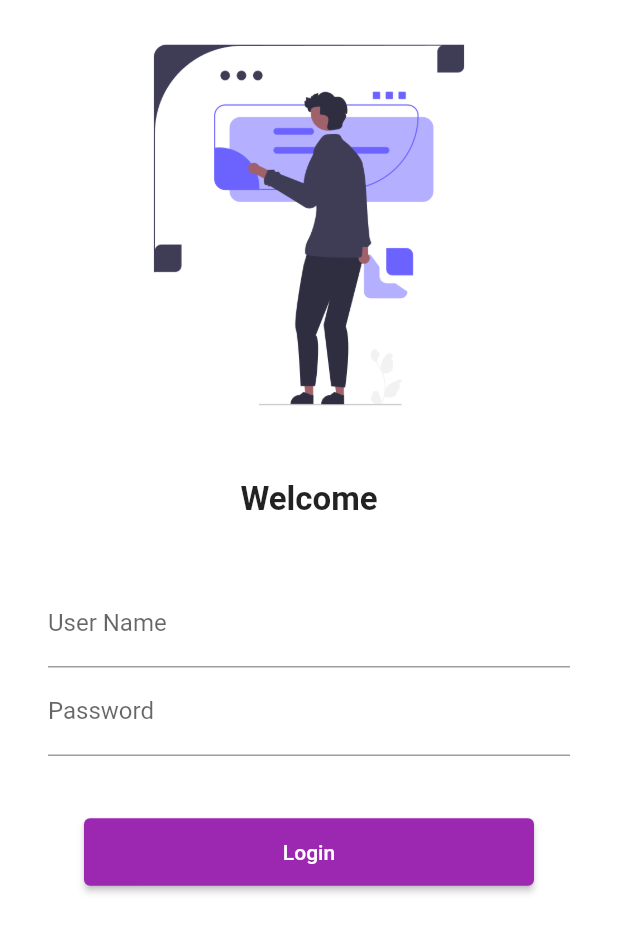
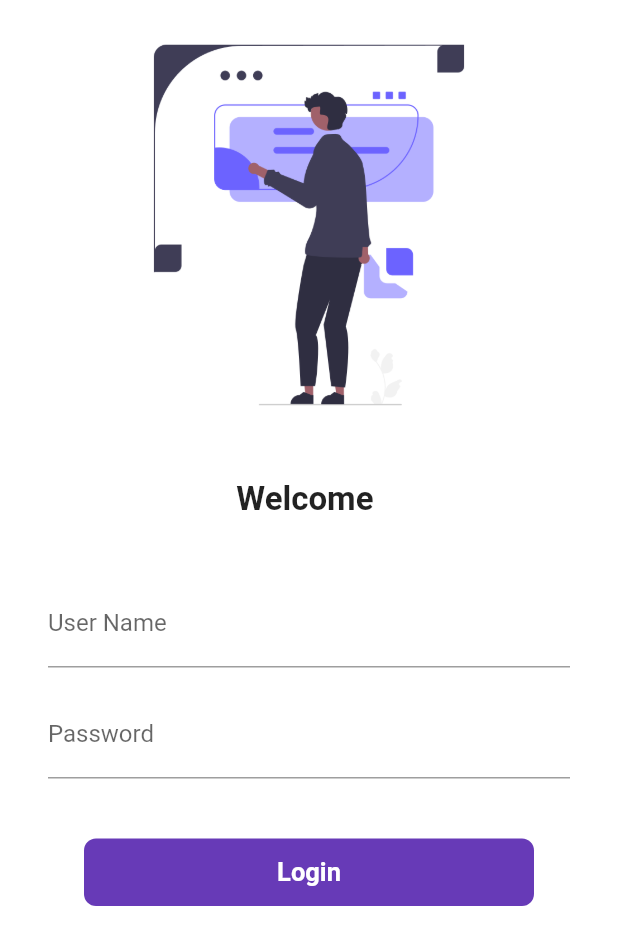
Before and after one commit to avjashroon/Flutter-catalog-app, a Flutter app: the screen it shows after launch, on a phone screen of 412 x 824 dp. Shown: the top 945 px of the screen. Run offline on Flutter 3.47's test engine with Material 2 defaults, Android fonts, the phone set to English and light mode, and no system bars.

Commit message:
day 6 completetd

```diff
--- a/codepur/lib/pages/login_page.dart
+++ b/codepur/lib/pages/login_page.dart
@@ -1,8 +1,18 @@
+// ignore_for_file: prefer_const_constructors
+
 import 'package:codepur/utils/routs.dart';
 import 'package:flutter/material.dart';
 
-class LoginPage extends StatelessWidget {
+class LoginPage extends StatefulWidget {
   const LoginPage({Key? key}) : super(key: key);
+
+  @override
+  State<LoginPage> createState() => _LoginPageState();
+}
+
+class _LoginPageState extends State<LoginPage> {
+  String name = "";
+  bool changeButton = false;
 
   @override
   Widget build(BuildContext context) {
@@ -19,8 +29,8 @@ class LoginPage extends StatelessWidget {
               const SizedBox(
                 height: 20,
               ),
-              const Text(
-                'Welcome',
+              Text(
+                "Welcome $name",
                 style: TextStyle(fontSize: 22, fontWeight: FontWeight.bold),
               ),
               const SizedBox(
@@ -36,6 +46,13 @@ class LoginPage extends StatelessWidget {
                         hintText: 'Enter Username',
                         labelText: 'User Name',
                       ),
+                      onChanged: (value) {
+                        name = value;
+                        setState(() {});
+                      },
+                    ),
+                    SizedBox(
+                      height: 15,
                     ),
                     TextField(
                       obscureText: true,
@@ -47,13 +64,51 @@ class LoginPage extends StatelessWidget {
                     SizedBox(
                       height: 40,
                     ),
-                    ElevatedButton(
-                      onPressed: () {
+
+                    InkWell(
+                      onTap: () async {
+                        setState(() {
+                          changeButton = true;
+                        });
+                        await Future.delayed(Duration(seconds: 1));
                         Navigator.pushNamed(context, MyRoutes.homeRoute);
                       },
-                      child: Text('Login'),
-                      style: TextButton.styleFrom(minimumSize: Size(300, 45)),
+                      child: AnimatedContainer(
+                        duration: Duration(milliseconds: 450),
+                        width: changeButton ? 100 : 300,
+                        height: 45,
+                        alignment: Alignment.center,
+                        child: changeButton
+                            ? Icon(
+                                Icons.done,
+                                color: Colors.white,
+                                size: 30.0,
+                              )
+                            : Text(
+                                'Login',
+                                style: TextStyle(
+                                  color: Colors.white,
+                                  fontWeight: FontWeight.bold,
+                                  fontSize: 17,
+                                ),
+                              ),
+                        decoration: BoxDecoration(
+                            color: Colors.deepPurple,
+                            borderRadius:
+                                BorderRadius.circular(changeButton ? 50 : 8)
+                            // borderRadius:
+                            //     BorderRadius.circular(changeButton ? 30 : 8),
+                            ),
+                      ),
                     )
+
+                    // ElevatedButton(
+                    //   onPressed: () {
+                    //     Navigator.pushNamed(context, MyRoutes.homeRoute);
+                    //   },
+                    //   child: Text('Login'),
+                    //   style: TextButton.styleFrom(minimumSize: Size(300, 45)),
+                    // )
                   ],
                 ),
               )
```
